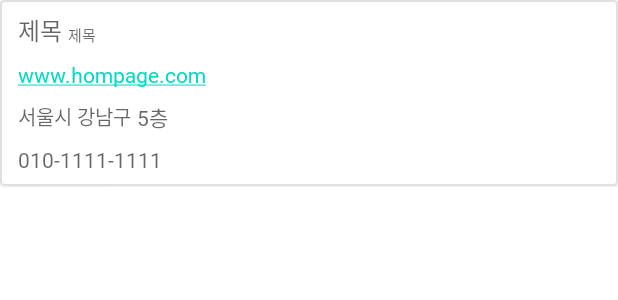
After one commit to Gongcu/BlueMap, an Android app: the layout item_center.xml on its own in the app's theme, with its tools: preview values and no code run, on a phone screen of 412 x 824 dp. The commit adds this screen. Shown: the top 300 px of the screen. Run offline under Robolectric (Android 15) with nearby library versions, the phone set to English and light mode, and no system bars.

Commit message:
feat: 지도 검색 기능 추가 - 맵뷰 위에 다른 뷰 그리는 디버깅 과정 - 기타 코드 리팩토링

```diff
--- a/app/src/main/java/com/bluemap/overcom_blue/adapter/DiagnosisAdapter.kt
+++ b/app/src/main/java/com/bluemap/overcom_blue/adapter/DiagnosisAdapter.kt
@@ -107,11 +107,11 @@ class DiagnosisAdapter(
                     sum+=list[i].point
                 }
             }
-            if(complete){
+            //if(complete){
                 val direction: NavDirections =
                         DiagnosisFragmentDirections.actionDiagnosisFragmentToResultFragment(sum)
                 fragment.findNavController().navigate(direction)
-            }
+            //}
         }
     }
 }
--- a/app/src/main/java/com/bluemap/overcom_blue/network/BluemapAPI.kt
+++ b/app/src/main/java/com/bluemap/overcom_blue/network/BluemapAPI.kt
@@ -16,6 +16,12 @@ interface BluemapAPI {
         @Path("userId") userId:Int,
         @Query("offset") offset:Int
     ) : Single<List<Post>>
+
+    @GET("center/{search}")
+    fun getCenterList(
+        @Path("search") search:String,
+        @Query("offset") offset:Int
+    ) : Single<List<Center>>
 
     /*
     @GET("post/exercise/{exercise}/hot")
--- a/app/src/main/java/com/bluemap/overcom_blue/repository/Repository.kt
+++ b/app/src/main/java/com/bluemap/overcom_blue/repository/Repository.kt
@@ -73,14 +73,15 @@ class Repository(val application: Application) {
 
     fun getPostList(offset:Int):Single<List<Post>> {
         return bluemapAPI.getPostList((application as BaseApplication).userId,offset)
-                //.observeOn(AndroidSchedulers.mainThread())
-                //.subscribeOn(Schedulers.io())
     }
 
     fun getCenter(lat:Double, lng:Double):Single<List<Center>>{
         return bluemapAPI.getCenter(lat,lng)
                 .observeOn(AndroidSchedulers.mainThread())
                 .subscribeOn(Schedulers.io())
+    }
+    fun getCenter(search:String, offset:Int):Single<List<Center>>{
+        return bluemapAPI.getCenterList(search,offset)
     }
 
     fun likePost(postId: Int):Single<Boolean>{
--- /dev/null
+++ b/app/src/main/res/drawable/ic_baseline_search_24.xml
@@ -0,0 +1,5 @@
+<vector android:height="30dp" android:tint="#ACACB4"
+    android:viewportHeight="24" android:viewportWidth="24"
+    android:width="30dp" xmlns:android="http://schemas.android.com/apk/res/android">
+    <path android:fillColor="@android:color/white" android:pathData="M15.5,14h-0.79l-0.28,-0.27C15.41,12.59 16,11.11 16,9.5 16,5.91 13.09,3 9.5,3S3,5.91 3,9.5 5.91,16 9.5,16c1.61,0 3.09,-0.59 4.23,-1.57l0.27,0.28v0.79l5,4.99L20.49,19l-4.99,-5zM9.5,14C7.01,14 5,11.99 5,9.5S7.01,5 9.5,5 14,7.01 14,9.5 11.99,14 9.5,14z"/>
+</vector>
--- /dev/null
+++ b/app/src/main/res/layout/item_center.xml
@@ -0,0 +1,119 @@
+<?xml version="1.0" encoding="utf-8"?>
+<layout xmlns:android="http://schemas.android.com/apk/res/android"
+    xmlns:app="http://schemas.android.com/apk/res-auto">
+
+    <data>
+        <variable
+            name="model"
+            type="com.bluemap.overcom_blue.model.Center" />
+    </data>
+
+    <com.google.android.material.card.MaterialCardView
+        app:strokeColor="@color/lightGray"
+        app:strokeWidth="1dp"
+        app:cardCornerRadius="3dp"
+        android:layout_marginBottom="8dp"
+        android:layout_width="match_parent"
+        android:layout_height="wrap_content">
+
+
+        <androidx.constraintlayout.widget.ConstraintLayout
+            android:layout_width="match_parent"
+            android:layout_height="wrap_content"
+            android:layout_margin="8dp">
+
+            <TextView
+                android:id="@+id/title_text_view"
+                android:layout_width="wrap_content"
+                android:layout_height="wrap_content"
+                android:layout_marginStart="4dp"
+                android:hint="제목"
+                android:text="@{model.agencyName}"
+                android:textColor="@color/textColor"
+                android:textSize="16dp"
+                android:fontFamily="@font/godo_m"
+                app:layout_constraintLeft_toLeftOf="parent"
+                app:layout_constraintTop_toTopOf="parent"/>
+
+            <TextView
+                android:id="@+id/specification_text_view"
+                android:layout_width="wrap_content"
+                android:layout_height="wrap_content"
+                android:layout_marginStart="4dp"
+                android:hint="제목"
+                android:text="@{model.agencyName}"
+                android:textColor="@color/textColor"
+                android:textSize="10dp"
+                android:fontFamily="@font/godo_m"
+                android:layout_marginTop="7dp"
+                app:layout_constraintLeft_toRightOf="@+id/title_text_view"
+                app:layout_constraintTop_toTopOf="parent"/>
+
+            <TextView
+                android:id="@+id/homepage_text_view"
+                android:text="www.hompage.com"
+                android:linksClickable="true"
+                android:autoLink="web"
+                android:fontFamily="@font/godo_m"
+                android:layout_width="wrap_content"
+                android:layout_height="wrap_content"
+                android:layout_marginTop="8dp"
+                android:layout_marginStart="4dp"
+                app:layout_constraintLeft_toLeftOf="parent"
+                app:layout_constraintTop_toBottomOf="@+id/title_text_view"/>
+
+            <LinearLayout
+                android:id="@+id/linear_layout"
+                android:layout_width="wrap_content"
+                android:layout_height="wrap_content"
+                android:layout_marginStart="4dp"
+                android:layout_marginTop="8dp"
+                android:orientation="horizontal"
+                app:layout_constraintLeft_toLeftOf="parent"
+                app:layout_constraintTop_toBottomOf="@+id/homepage_text_view">
+
+                <TextView
+                    android:id="@+id/name_text_view"
+                    android:hint="서울시 강남구"
+                    android:layout_width="wrap_content"
+                    android:layout_height="match_parent"
+                    android:gravity="center"
+                    android:fontFamily="@font/godo_m"
+                    android:text="@{model.address}"
+                    android:textColor="@color/textColor"
+                    android:textSize="13dp" />
+
+                <TextView
+                    android:id="@+id/datetime_text_view"
+                    android:layout_width="wrap_content"
+                    android:layout_height="wrap_content"
+                    android:layout_marginStart="4dp"
+                    android:fontFamily="@font/godo_m"
+                    android:hint="5층"
+                    android:textColor="@color/textColor"
+                    android:text="@{model.specificAddress}"/>
+
+            </LinearLayout>
+
+            <TextView
+                android:id="@+id/phone_text_view"
+                android:text="@{model.phone}"
+                android:hint="010-1111-1111"
+                android:textColor="@color/blue"
+                android:layout_marginTop="8dp"
+                android:layout_marginStart="4dp"
+                android:fontFamily="@font/godo_m"
+                app:layout_constraintLeft_toLeftOf="parent"
+                app:layout_constraintTop_toBottomOf="@+id/linear_layout"
+                android:layout_width="wrap_content"
+                android:layout_height="wrap_content"/>
+
+
+
+
+        </androidx.constraintlayout.widget.ConstraintLayout>
+
+    </com.google.android.material.card.MaterialCardView>
+
+
+</layout>
--- a/app/src/main/res/values/colors.xml
+++ b/app/src/main/res/values/colors.xml
@@ -13,6 +13,9 @@
     <color name="lightGray">#BCD5D5D5</color>
     <color name="white">#FFFFFFFF</color>
     <color name="deepBlue">#202C6A</color>
+    <color name="lightBlue">#6982FF</color>
+    <color name="blue">#4964EB</color>
+    <color name="yellow">#EBC349</color>
     <color name="loadingTransparent">#85000000</color>
 
 </resources>
--- a/app/src/main/res/values/strings.xml
+++ b/app/src/main/res/values/strings.xml
@@ -1,9 +1,10 @@
 <resources>
     <string name="app_name">Blue map</string>
-    <!-- TODO: Remove or change this placeholder text -->
     <string name="hello_blank_fragment">Hello blank fragment</string>
     <string name="diagnosisFragment">우울증 자가 진단</string>
     <string name="communityFragment">커뮤니티</string>
     <string name="X_NCP_APIGW_API_KEY_ID">q8blf7q2hp</string>
     <string name="X_NCP_APIGW_API_KEY">TlU8ijRafYqu73eROsfTfntnDY97eb5oSrtMqfJu</string>
+    <string name="kakao_app_key">3c4255d2ecad10b61f53424eba38bada</string>
+
 </resources>
```
Also changed, not shown: app/src/main/AndroidManifest.xml (+17 -6 lines), app/src/main/java/com/bluemap/overcom_blue/adapter/CenterPageAdapter.kt (added, +65 -0 lines), app/src/main/java/com/bluemap/overcom_blue/fragment/BoardFragment.kt (+10 -11 lines), app/src/main/java/com/bluemap/overcom_blue/fragment/CenterSearchFragment.kt (added, +101 -0 lines), app/src/main/java/com/bluemap/overcom_blue/fragment/MapFragment.kt (+12 -2 lines), app/src/main/java/com/bluemap/overcom_blue/model/Center.kt (+49 -1 lines), app/src/main/java/com/bluemap/overcom_blue/repository/CenterDataSource.kt (added, +57 -0 lines), app/src/main/java/com/bluemap/overcom_blue/repository/CenterDataSourceFactory.kt (added, +15 -0 lines), app/src/main/res/layout/fragment_center_search.xml (added, +48 -0 lines), app/src/main/res/layout/fragment_map.xml (+21 -2 lines), app/src/main/res/navigation/nav_main.xml (+19 -1 lines).
